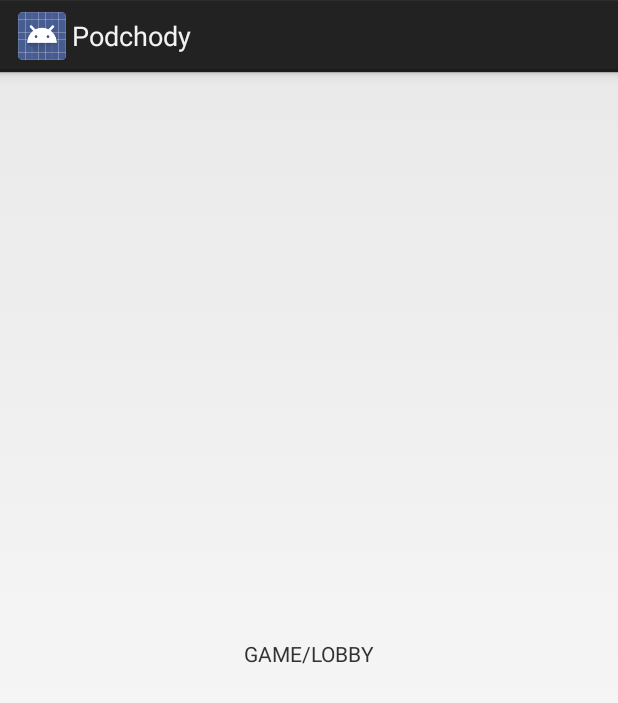
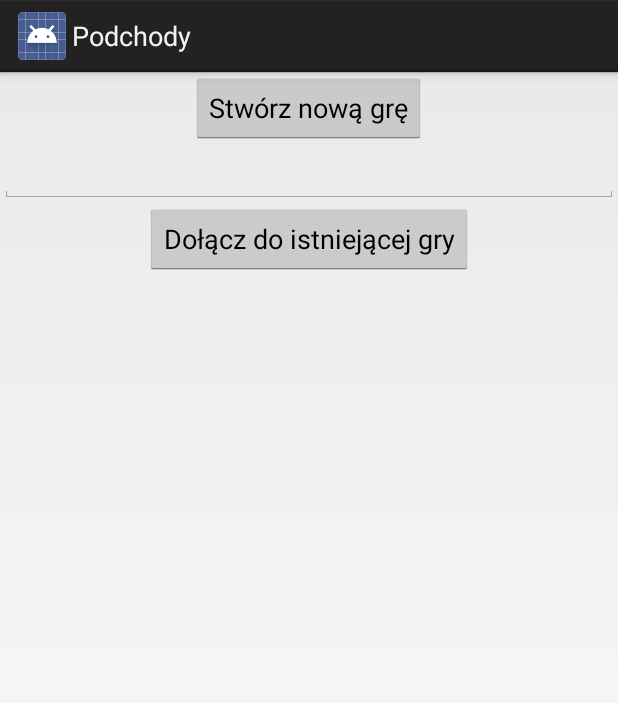
Before and after one commit to Trishun/PPZ_Project, an Android app: the MainMenuActivity screen opened directly, with no data from a screen before it, after a tap on "Nowa gra", on a phone screen of 412 x 824 dp. Shown: the top 703 px of the screen. Run offline under Robolectric (Android 15) with nearby library versions, the phone set to English and light mode, and no system bars; 1 statement that could not run was skipped.

Commit message:
Add creating lobby and joining to existing ones (feature, involves #40)

```diff
--- a/src/Client/app/src/main/AndroidManifest.xml
+++ b/src/Client/app/src/main/AndroidManifest.xml
@@ -21,7 +21,7 @@
                 <category android:name="android.intent.category.LAUNCHER" />
             </intent-filter>
         </activity>
-        <activity android:name=".GameActivity" />
+        <activity android:name=".LobbyActivity" />
         <activity android:name=".SettingsActivity" />
 
         <service
--- a/src/Client/app/src/main/java/pl/locationbasedgame/GameActivity.java
+++ /dev/null
@@ -1,13 +0,0 @@
-package pl.locationbasedgame;
-
-import android.app.Activity;
-import android.os.Bundle;
-
-public class GameActivity extends Activity {
-
-    @Override
-    protected void onCreate(Bundle savedInstanceState) {
-        super.onCreate(savedInstanceState);
-        setContentView(R.layout.activity_game);
-    }
-}
--- /dev/null
+++ b/src/Client/app/src/main/java/pl/locationbasedgame/LobbyActivity.java
@@ -0,0 +1,92 @@
+package pl.locationbasedgame;
+
+import android.app.Activity;
+import android.content.ComponentName;
+import android.content.Intent;
+import android.content.ServiceConnection;
+import android.os.Bundle;
+import android.os.IBinder;
+import android.util.Log;
+import android.view.View;
+import android.widget.Button;
+import android.widget.EditText;
+import android.widget.ProgressBar;
+import android.widget.TextView;
+import android.widget.Toast;
+
+public class LobbyActivity extends Activity implements LobbyTaskCallback {
+
+    private String TAG = "LOBBY";
+    private CommunicationService service;
+    private boolean isServiceBound = false;
+
+    private ServiceConnection serviceConnection = new ServiceConnection() {
+        @Override
+        public void onServiceConnected(ComponentName name, IBinder service) {
+            CommunicationService.ServerBinder binder = (CommunicationService.ServerBinder) service;
+            LobbyActivity.this.service = binder.getService();
+            isServiceBound = true;
+
+            Log.i(TAG, "Service connected");
+        }
+
+        @Override
+        public void onServiceDisconnected(ComponentName name) {
+            isServiceBound = false;
+            Log.i(TAG, "Service connection lost");
+        }
+    };
+
+    @Override
+    protected void onCreate(Bundle savedInstanceState) {
+        super.onCreate(savedInstanceState);
+        setContentView(R.layout.activity_lobby);
+        assignListeners();
+        Intent bindIntent = new Intent(this, CommunicationService.class);
+        bindService(bindIntent, serviceConnection, BIND_IMPORTANT);
+    }
+
+    private void assignListeners() {
+        Button newGameButton = (Button) findViewById(R.id.btn_create_lobby);
+        Button joinGameButton = (Button) findViewById(R.id.btn_join_lobby);
+
+        newGameButton.setOnClickListener(new Button.OnClickListener() {
+            @Override
+            public void onClick(View v) {
+                service.createNewLobby(new LobbyTask(), LobbyActivity.this);
+            }
+        });
+
+        joinGameButton.setOnClickListener(new Button.OnClickListener() {
+            @Override
+            public void onClick(View v) {
+                EditText codeEditText = (EditText) findViewById(R.id.et_lobby_id);
+                String content = codeEditText.getText().toString();
+                if (!content.isEmpty()) {
+                    int lobbyId = Integer.parseInt(content);
+                    service.joinExistingLobby(new LobbyTask(), LobbyActivity.this, lobbyId);
+                }
+            }
+        });
+    }
+
+    @Override
+    protected void onDestroy() {
+        super.onDestroy();
+        if (isServiceBound) {
+            unbindService(serviceConnection);
+        }
+    }
+
+    @Override
+    public void onLobbyCreated(int id) {
+        Log.i("CODE", String.valueOf(id));
+        //proceed
+    }
+
+    @Override
+    public void onLobbyJoined() {
+        Log.i(TAG, "JOIN");
+        //proceed
+    }
+}
--- a/src/Client/app/src/main/java/pl/locationbasedgame/MainMenuActivity.java
+++ b/src/Client/app/src/main/java/pl/locationbasedgame/MainMenuActivity.java
@@ -22,7 +22,7 @@ public class MainMenuActivity extends Activity {
         gameButton.setOnClickListener(new RelativeLayout.OnClickListener() {
             @Override
             public void onClick(View view) {
-                startActivity(new Intent(MainMenuActivity.this, GameActivity.class));
+                startActivity(new Intent(MainMenuActivity.this, LobbyActivity.class));
             }
         });
 
--- a/src/Client/app/src/main/res/layout/activity_game.xml
+++ /dev/null
@@ -1,10 +0,0 @@
-<?xml version="1.0" encoding="utf-8"?>
-<RelativeLayout xmlns:android="http://schemas.android.com/apk/res/android"
-    android:layout_width="match_parent"
-    android:layout_height="match_parent">
-    <TextView
-        android:layout_width="wrap_content"
-        android:layout_height="wrap_content"
-        android:layout_centerInParent="true"
-        android:text="GAME/LOBBY"/>
-</RelativeLayout>
--- /dev/null
+++ b/src/Client/app/src/main/res/layout/activity_lobby.xml
@@ -0,0 +1,42 @@
+<?xml version="1.0" encoding="utf-8"?>
+<RelativeLayout xmlns:android="http://schemas.android.com/apk/res/android"
+    android:layout_width="match_parent"
+    android:layout_height="match_parent">
+    <Button
+        android:id="@+id/btn_create_lobby"
+        android:layout_width="wrap_content"
+        android:layout_height="wrap_content"
+        android:layout_centerHorizontal="true"
+        android:text="@string/create_lobby"/>
+
+    <EditText
+        android:id="@+id/et_lobby_id"
+        android:layout_width="match_parent"
+        android:layout_height="wrap_content"
+        android:layout_below="@+id/btn_create_lobby"
+        android:inputType="number"/>
+    <Button
+        android:id="@+id/btn_join_lobby"
+        android:layout_width="wrap_content"
+        android:layout_height="wrap_content"
+        android:layout_below="@id/et_lobby_id"
+        android:layout_centerHorizontal="true"
+        android:text="@string/join_existing_game"/>
+
+    <!-- Connection progress indicator -->
+
+    <!--<ProgressBar-->
+        <!--android:id="@+id/pb_getting_lobbies"-->
+        <!--android:layout_width="wrap_content"-->
+        <!--android:layout_height="wrap_content"-->
+        <!--android:layout_alignParentBottom="true"-->
+        <!--android:visibility="invisible"-->
+        <!--android:indeterminate="true" />-->
+    <!--<TextView-->
+        <!--android:id="@+id/tv_getting_lobbies_progress_message"-->
+        <!--android:layout_width="wrap_content"-->
+        <!--android:layout_height="wrap_content"-->
+        <!--android:layout_alignParentBottom="true"-->
+        <!--android:layout_centerHorizontal="true"-->
+        <!--android:padding="15dp"/>-->
+</RelativeLayout>
--- a/src/Client/app/src/main/res/values/strings.xml
+++ b/src/Client/app/src/main/res/values/strings.xml
@@ -22,4 +22,8 @@
     <string name="registration_error">Wystąpił błąd przy rejestracji</string>
     <string name="password_repeat">Powtórz hasło</string>
     <string name="passwords_dont_match">Wpisane hasła nie są identyczne!</string>
+    <string name="create_lobby">Stwórz nową grę</string>
+    <string name="join_existing_game">Dołącz do istniejącej gry</string>
+    <string name="creating_new_game">Tworzę nową grę...</string>
+    <string name="joining_existing_game">Dołączam do istniejącej gry...</string>
 </resources>
```
Also changed, not shown: src/Client/app/src/main/java/pl/locationbasedgame/CommunicationService.java (+10 -0 lines), src/Client/app/src/main/java/pl/locationbasedgame/LobbyTask.java (added, +67 -0 lines).
